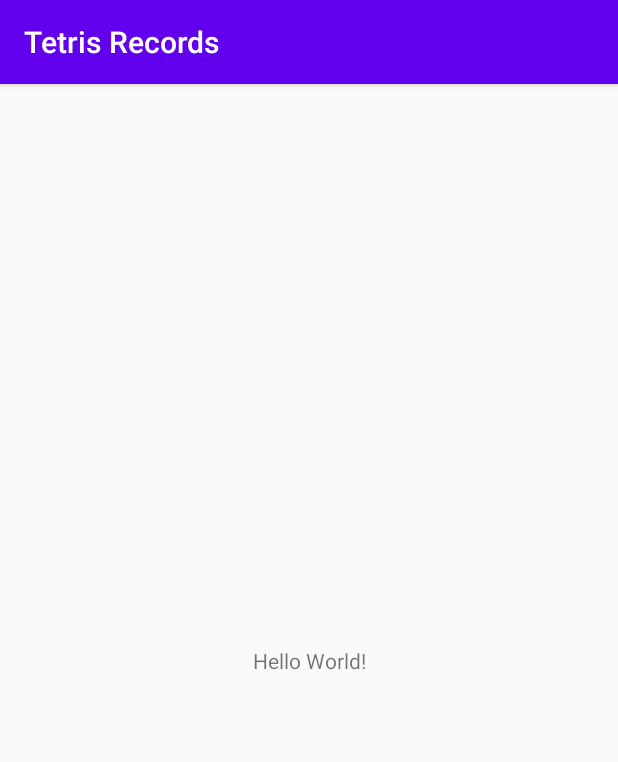
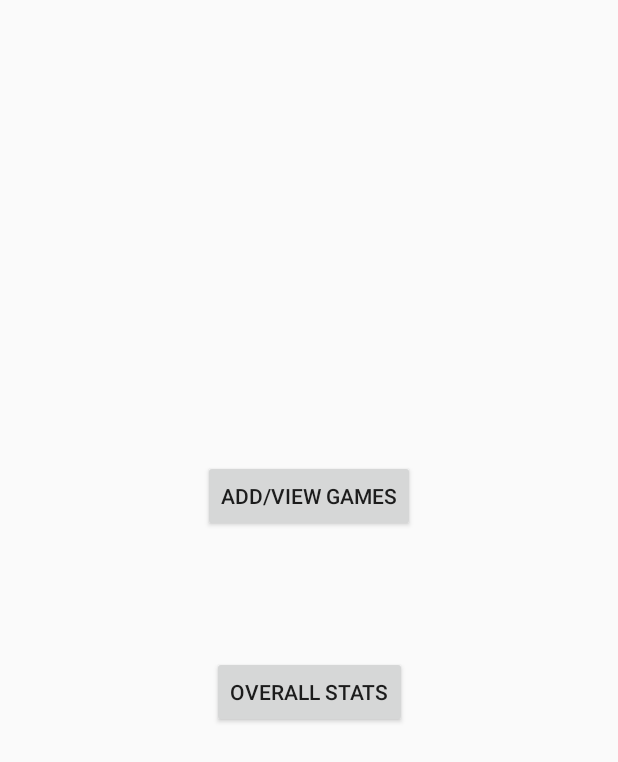
Before and after one commit to peters-ben/Tetris-Records, an Android app: the screen it shows after launch (MainActivity), on a phone screen of 412 x 824 dp. Shown: the top 762 px of the screen. Run offline under Robolectric (Android 15) with nearby library versions, the light colour scheme and no system bars.

Commit message:
Created basic idea of menu

```diff
--- a/app/src/main/res/layout/activity_main.xml
+++ b/app/src/main/res/layout/activity_main.xml
@@ -6,13 +6,25 @@
     android:layout_height="match_parent"
     tools:context=".MainActivity">
 
-    <TextView
+    <Button
+        android:id="@+id/AddViewBtn"
         android:layout_width="wrap_content"
         android:layout_height="wrap_content"
-        android:text="Hello World!"
+        android:text="@string/addviewbtn"
         app:layout_constraintBottom_toBottomOf="parent"
-        app:layout_constraintLeft_toLeftOf="parent"
-        app:layout_constraintRight_toRightOf="parent"
-        app:layout_constraintTop_toTopOf="parent" />
+        app:layout_constraintEnd_toEndOf="parent"
+        app:layout_constraintStart_toStartOf="parent"
+        app:layout_constraintTop_toTopOf="parent"
+        app:layout_constraintVertical_bias="0.395" />
 
+    <Button
+        android:id="@+id/StatsBtn"
+        android:layout_width="wrap_content"
+        android:layout_height="wrap_content"
+        android:text="@string/statsbtn"
+        app:layout_constraintBottom_toBottomOf="parent"
+        app:layout_constraintEnd_toEndOf="parent"
+        app:layout_constraintStart_toStartOf="parent"
+        app:layout_constraintTop_toBottomOf="@+id/AddViewBtn"
+        app:layout_constraintVertical_bias="0.196" />
 </androidx.constraintlayout.widget.ConstraintLayout>
--- a/app/src/main/res/values/strings.xml
+++ b/app/src/main/res/values/strings.xml
@@ -1,3 +1,5 @@
 <resources>
     <string name="app_name">Tetris Records</string>
+    <string name="addviewbtn">Add/View Games</string>
+    <string name="statsbtn">Overall Stats</string>
 </resources>
--- a/app/src/main/res/values/styles.xml
+++ b/app/src/main/res/values/styles.xml
@@ -1,7 +1,7 @@
 <resources>
 
     <!-- Base application theme. -->
-    <style name="AppTheme" parent="Theme.AppCompat.Light.DarkActionBar">
+    <style name="AppTheme" parent="Theme.AppCompat.Light.NoActionBar">
         <!-- Customize your theme here. -->
         <item name="colorPrimary">@color/colorPrimary</item>
         <item name="colorPrimaryDark">@color/colorPrimaryDark</item>
```
